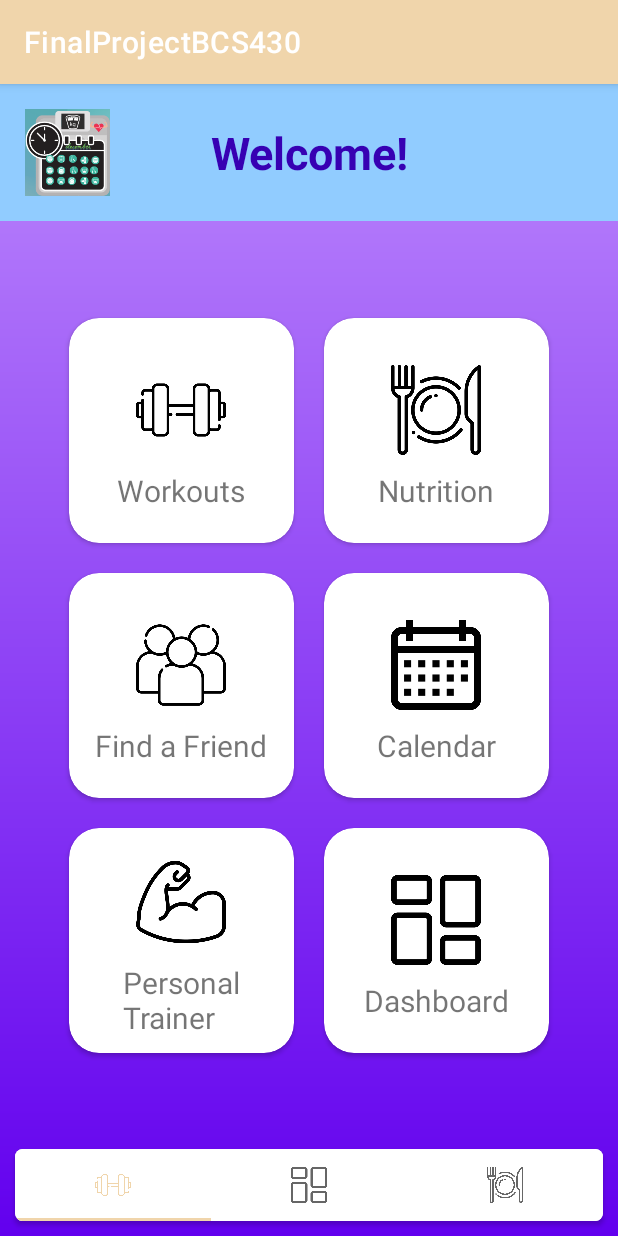
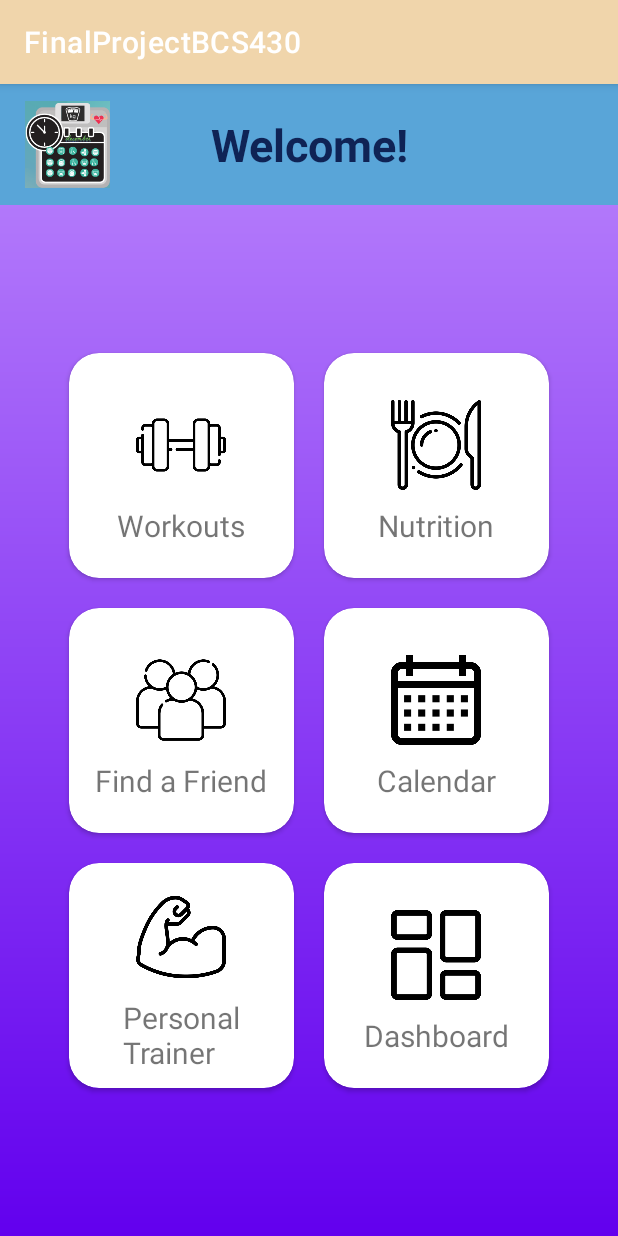
Before and after one commit to clofaso/AgileFitness, an Android app: the MainHomePage screen opened directly, with no data from a screen before it, on a phone screen of 412 x 824 dp. Run offline under Robolectric (Android 15) with nearby library versions, the phone set to English and light mode, and no system bars.

Commit message:
Functioning Home Page; Updated registration info - email pulled and stored in DB from CreateAccount page

```diff
--- a/app/src/main/java/com/example/finalprojectbcs430W/CreateAccount.java
+++ b/app/src/main/java/com/example/finalprojectbcs430W/CreateAccount.java
@@ -93,8 +93,8 @@ public class CreateAccount extends AppCompatActivity {
                             public void onSuccess(DocumentReference documentReference) {
                                 Log.d(TAG, "DocumentSnapshot written with ID: " + documentReference.getId());
                                 Intent myIntent = new Intent(CreateAccount.this, BuildAccountUser.class);
+                                myIntent.putExtra("EMAIL", userEmail);
                                 CreateAccount.this.startActivity(myIntent);
-                                finish();
                             }
                         })
                         .addOnFailureListener(new OnFailureListener() {
@@ -128,8 +128,8 @@ public class CreateAccount extends AppCompatActivity {
                             public void onSuccess(DocumentReference documentReference) {
                                 Log.d(TAG, "DocumentSnapshot written with ID: " + documentReference.getId());
                                 Intent myIntent = new Intent(CreateAccount.this, BuildAccountPT.class);
+                                myIntent.putExtra("EMAIL", userEmail);
                                 CreateAccount.this.startActivity(myIntent);
-                                finish();
                             }
                         })
                         .addOnFailureListener(new OnFailureListener() {
--- a/app/src/main/res/layout/home_page_main.xml
+++ b/app/src/main/res/layout/home_page_main.xml
@@ -13,11 +13,11 @@
         android:text="Welcome!"
         android:textSize="30dp"
         android:textStyle="bold"
-        android:textColor="@color/purple_700"
+        android:textColor="@color/dark_indigo"
         android:textAlignment="center"
-        android:paddingTop="25dp"
-        android:paddingBottom="25dp"
-        android:background="@color/light_blue"
+        android:paddingTop="20dp"
+        android:paddingBottom="20dp"
+        android:background="@color/carolina_blue"
         app:layout_constraintStart_toStartOf="parent"
         app:layout_constraintEnd_toEndOf="parent"
         app:layout_constraintTop_toTopOf="parent" />
@@ -35,36 +35,41 @@
     <LinearLayout
         android:layout_width="wrap_content"
         android:layout_height="wrap_content"
+        android:layout_weight="3"
         android:orientation="vertical"
-        android:layout_weight="3"
-        app:layout_constraintBottom_toTopOf="@+id/navbar"
+        app:layout_constraintBottom_toBottomOf="parent"
         app:layout_constraintEnd_toEndOf="parent"
         app:layout_constraintStart_toStartOf="parent"
         app:layout_constraintTop_toBottomOf="@+id/header">
+
         <LinearLayout
             android:layout_width="wrap_content"
             android:layout_height="0dp"
-            android:orientation="horizontal"
-            android:layout_weight="2">
+            android:layout_weight="2"
+            android:orientation="horizontal">
 
             <androidx.cardview.widget.CardView
                 android:id="@+id/card1"
                 android:layout_width="150dp"
                 android:layout_height="150dp"
                 android:layout_margin="10dp"
-                app:cardCornerRadius="20dp"
+                android:clickable="true"
                 android:foreground="?android:attr/selectableItemBackground"
-                android:clickable="true">
+                android:onClick="onClick"
+                app:cardCornerRadius="20dp">
+
                 <LinearLayout
                     android:layout_width="match_parent"
                     android:layout_height="match_parent"
-                    android:orientation="vertical"
-                    android:gravity="center">
+                    android:gravity="center"
+                    android:orientation="vertical">
+
                     <ImageView
                         android:layout_width="60dp"
                         android:layout_height="60dp"
                         android:layout_margin="10dp"
-                        android:src="@drawable/ic_workout"/>
+                        android:src="@drawable/ic_workout" />
+
                     <TextView
                         android:layout_width="wrap_content"
                         android:layout_height="wrap_content"
@@ -72,24 +77,29 @@
                         android:textSize="20sp" />
                 </LinearLayout>
             </androidx.cardview.widget.CardView>
+
             <androidx.cardview.widget.CardView
                 android:id="@+id/card2"
                 android:layout_width="150dp"
                 android:layout_height="150dp"
                 android:layout_margin="10dp"
-                app:cardCornerRadius="20dp"
+                android:clickable="true"
                 android:foreground="?android:attr/selectableItemBackground"
-                android:clickable="true">
+                android:onClick="onClick"
+                app:cardCornerRadius="20dp">
+
                 <LinearLayout
                     android:layout_width="match_parent"
                     android:layout_height="match_parent"
-                    android:orientation="vertical"
-                    android:gravity="center">
+                    android:gravity="center"
+                    android:orientation="vertical">
+
                     <ImageView
                         android:layout_width="60dp"
                         android:layout_height="60dp"
                         android:layout_margin="10dp"
-                        android:src="@drawable/ic_diet"/>
+                        android:src="@drawable/ic_diet" />
+
                     <TextView
                         android:layout_width="wrap_content"
                         android:layout_height="wrap_content"
@@ -98,30 +108,35 @@
                 </LinearLayout>
             </androidx.cardview.widget.CardView>
         </LinearLayout>
+
         <LinearLayout
             android:layout_width="wrap_content"
             android:layout_height="0dp"
-            android:orientation="horizontal"
-            android:layout_weight="2">
+            android:layout_weight="2"
+            android:orientation="horizontal">
+
             <androidx.cardview.widget.CardView
                 android:id="@+id/card3"
                 android:layout_width="150dp"
                 android:layout_height="150dp"
                 android:layout_margin="10dp"
-                app:cardCornerRadius="20dp"
+                android:clickable="true"
                 android:foreground="?android:attr/selectableItemBackground"
-                android:clickable="true"
-                android:onClick="onClick">
+                android:onClick="onClick"
+                app:cardCornerRadius="20dp">
+
                 <LinearLayout
                     android:layout_width="match_parent"
                     android:layout_height="match_parent"
-                    android:orientation="vertical"
-                    android:gravity="center">
+                    android:gravity="center"
+                    android:orientation="vertical">
+
                     <ImageView
                         android:layout_width="60dp"
                         android:layout_height="60dp"
                         android:layout_margin="10dp"
-                        android:src="@drawable/ic_people"/>
+                        android:src="@drawable/ic_people" />
+
                     <TextView
                         android:layout_width="wrap_content"
                         android:layout_height="wrap_content"
@@ -129,24 +144,29 @@
                         android:textSize="20sp" />
                 </LinearLayout>
             </androidx.cardview.widget.CardView>
+
             <androidx.cardview.widget.CardView
                 android:id="@+id/card4"
                 android:layout_width="150dp"
                 android:layout_height="150dp"
                 android:layout_margin="10dp"
-                app:cardCornerRadius="20dp"
+                android:clickable="true"
                 android:foreground="?android:attr/selectableItemBackground"
-                android:clickable="true">
+                android:onClick="onClick"
+                app:cardCornerRadius="20dp">
+
                 <LinearLayout
                     android:layout_width="match_parent"
                     android:layout_height="match_parent"
-                    android:orientation="vertical"
-                    android:gravity="center">
+                    android:gravity="center"
+                    android:orientation="vertical">
+
                     <ImageView
                         android:layout_width="60dp"
                         android:layout_height="60dp"
                         android:layout_margin="10dp"
-                        android:src="@drawable/ic_calendar"/>
+                        android:src="@drawable/ic_calendar" />
+
                     <TextView
                         android:layout_width="wrap_content"
                         android:layout_height="wrap_content"
@@ -155,29 +175,35 @@
                 </LinearLayout>
             </androidx.cardview.widget.CardView>
         </LinearLayout>
+
         <LinearLayout
             android:layout_width="wrap_content"
             android:layout_height="0dp"
-            android:orientation="horizontal"
-            android:layout_weight="2">
+            android:layout_weight="2"
+            android:orientation="horizontal">
+
             <androidx.cardview.widget.CardView
                 android:id="@+id/card5"
                 android:layout_width="150dp"
                 android:layout_height="150dp"
                 android:layout_margin="10dp"
-                app:cardCornerRadius="20dp"
+                android:clickable="true"
                 android:foreground="?android:attr/selectableItemBackground"
-                android:clickable="true">
+                android:onClick="onClick"
+                app:cardCornerRadius="20dp">
+
                 <LinearLayout
                     android:layout_width="match_parent"
                     android:layout_height="match_parent"
-                    android:orientation="vertical"
-                    android:gravity="center">
+                    android:gravity="center"
+                    android:orientation="vertical">
+
                     <ImageView
                         android:layout_width="60dp"
                         android:layout_height="60dp"
                         android:layout_margin="10dp"
-                        android:src="@drawable/ic_pt"/>
+                        android:src="@drawable/ic_pt" />
+
                     <TextView
                         android:layout_width="wrap_content"
                         android:layout_height="wrap_content"
@@ -185,24 +211,29 @@
                         android:textSize="20sp" />
                 </LinearLayout>
             </androidx.cardview.widget.CardView>
+
             <androidx.cardview.widget.CardView
                 android:id="@+id/card6"
                 android:layout_width="150dp"
                 android:layout_height="150dp"
                 android:layout_margin="10dp"
-                app:cardCornerRadius="20dp"
+                android:clickable="true"
                 android:foreground="?android:attr/selectableItemBackground"
-                android:clickable="true">
+                android:onClick="onClick"
+                app:cardCornerRadius="20dp">
+
                 <LinearLayout
                     android:layout_width="match_parent"
                     android:layout_height="match_parent"
-                    android:orientation="vertical"
-                    android:gravity="center">
+                    android:gravity="center"
+                    android:orientation="vertical">
+
                     <ImageView
                         android:layout_width="60dp"
                         android:layout_height="60dp"
                         android:layout_margin="10dp"
-                        android:src="@drawable/ic_dashbd"/>
+                        android:src="@drawable/ic_dashbd" />
+
                     <TextView
                         android:layout_width="wrap_content"
                         android:layout_height="wrap_content"
@@ -213,35 +244,4 @@
         </LinearLayout>
     </LinearLayout>
 
-    <androidx.cardview.widget.CardView
-        android:id="@+id/navbar"
-        android:layout_width="match_parent"
-        android:layout_height="wrap_content"
-        android:layout_margin="10dp"
-        app:cardCornerRadius="5dp"
-        app:layout_constraintBottom_toBottomOf="parent"
-        app:layout_constraintEnd_toEndOf="parent"
-        app:layout_constraintStart_toStartOf="parent">
-
-        <com.google.android.material.tabs.TabLayout
-            android:layout_width="match_parent"
-            android:layout_height="wrap_content">
-
-            <com.google.android.material.tabs.TabItem
-                android:layout_width="wrap_content"
-                android:layout_height="wrap_content"
-                android:icon="@drawable/ic_workout" />
-
-            <com.google.android.material.tabs.TabItem
-                android:layout_width="wrap_content"
-                android:layout_height="wrap_content"
-                android:icon="@drawable/ic_dashbd" />
-
-            <com.google.android.material.tabs.TabItem
-                android:layout_width="wrap_content"
-                android:layout_height="wrap_content"
-                android:icon="@drawable/ic_diet" />
-        </com.google.android.material.tabs.TabLayout>
-    </androidx.cardview.widget.CardView>
-
 </androidx.constraintlayout.widget.ConstraintLayout>
--- a/app/src/main/res/values/colors.xml
+++ b/app/src/main/res/values/colors.xml
@@ -11,8 +11,11 @@
     <color name = "gradient_start_color">#D0C7DF</color>
     <color name = "gradient_middle_color">#67A8BE</color>
     <color name = "gradient_end_color">#E4D67D</color>
+
     <color name = "transparent_color">#00FFFFFF</color>
+
     <color name="green">#008800</color>
     <color name="light_green">#93CA54</color>
-    <color name="light_blue">#91CCFF</color>
+    <color name="carolina_blue">#59A5D8</color>
+    <color name="dark_indigo">#0F2355</color>
 </resources>
--- a/app/src/main/res/values/strings.xml
+++ b/app/src/main/res/values/strings.xml
@@ -20,14 +20,14 @@
     <string name="finish_pt">Register as a Personal Trainer</string>
     <string name="finish_user">Register as a User</string>
     <string name="facebook">Find a User On Facebook</string>
-    <string name="personal_data">Please fill out the data below, all data is optional and will be public!</string>
+    <string name="personal_data">Please fill out the data below. All data is optional, but will be public!</string>
     <string name="weight">Weight</string>
     <string name="gender">Gender</string>
     <string name="phone_num">Phone Number</string>
     <string name="diet_pref">Diet Type/Preference</string>
     <string name="pref_workout_time">Preferred Workout Time (Morning, Afternoon, Evening)</string>
     <string name="facebook_username">Facebook Username</string>
-    <string name="warning">Before you register, your information will be public, please make sure your data is correct.</string>
+    <string name="warning">Before you register, please make sure your data is correct.\n REMINDER: Your information will be public</string>
     <string name="finish_reg">Finish Registration</string>
 
 </resources>
```
Also changed, not shown: app/src/main/AndroidManifest.xml (+15 -0 lines), app/src/main/java/com/example/finalprojectbcs430W/BuildAccountPT.java (+5 -4 lines), app/src/main/java/com/example/finalprojectbcs430W/BuildAccountUser.java (+21 -8 lines), app/src/main/java/com/example/finalprojectbcs430W/Calendar.java (added, +14 -0 lines), app/src/main/java/com/example/finalprojectbcs430W/Dashboard.java (added, +14 -0 lines), app/src/main/java/com/example/finalprojectbcs430W/FindPersonalTrainer.java (added, +14 -0 lines), app/src/main/java/com/example/finalprojectbcs430W/MainHomePage.java (+32 -3 lines), app/src/main/java/com/example/finalprojectbcs430W/NutritionLog.java (added, +14 -0 lines), app/src/main/java/com/example/finalprojectbcs430W/WorkoutLog.java (added, +14 -0 lines), app/src/main/res/layout/account_build_user.xml (+44 -30 lines), app/src/main/res/layout/activity_calendar.xml (added, +35 -0 lines), app/src/main/res/layout/activity_dashboard.xml (added, +46 -0 lines), app/src/main/res/layout/activity_find_personal_trainer.xml (added, +35 -0 lines), app/src/main/res/layout/activity_nutrition_log.xml (added, +35 -0 lines), 1 more files.
